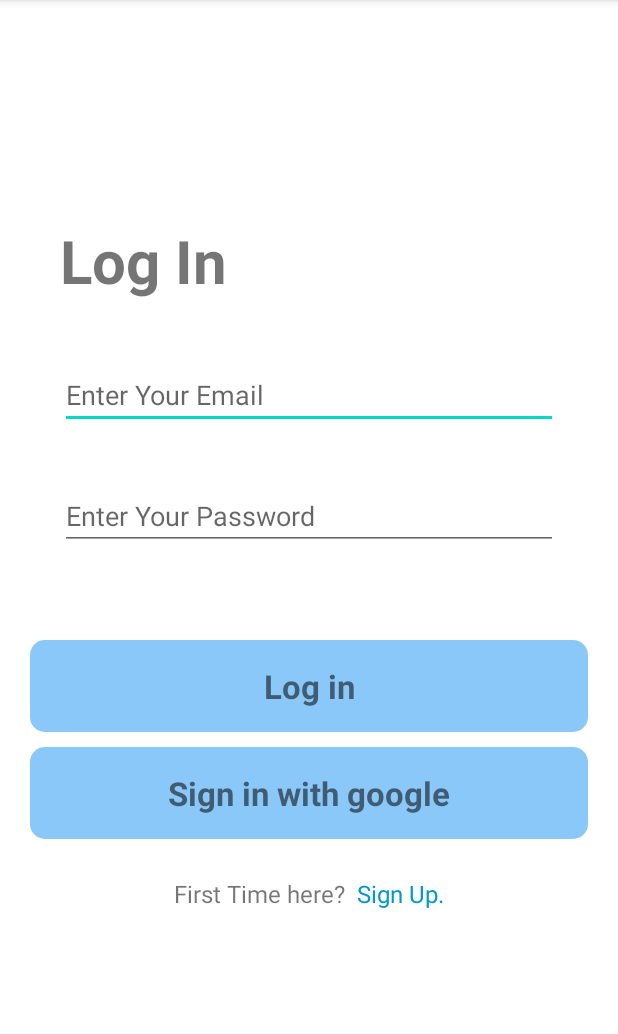
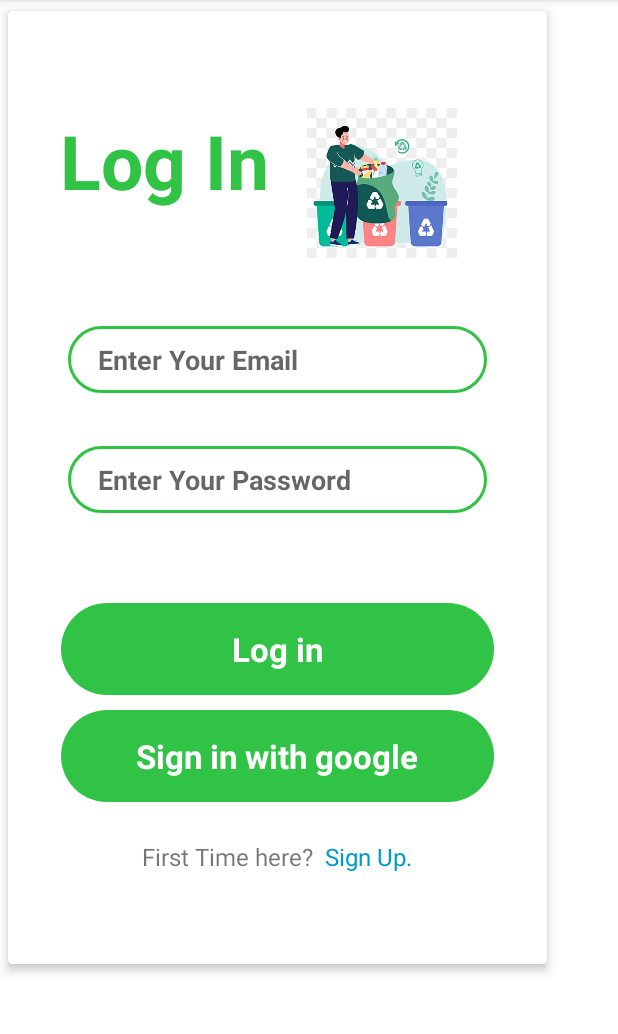
Before and after one commit to maxthoneml/HP10-NITS, an Android app: the screen it shows after launch (MainActivity), on a phone screen of 412 x 824 dp, the part 84-1118 px from its top. Run offline under Robolectric (Android 15) with nearby library versions, the phone set to English and light mode, and no system bars; our stand-ins replace Firebase (no records; nobody signed in at launch, a user with empty details on screens opened directly).

Commit message:
Login Page Modified

```diff
--- a/app/src/main/res/drawable/button_background_login.xml
+++ b/app/src/main/res/drawable/button_background_login.xml
@@ -2,12 +2,11 @@
 <shape android:shape="rectangle" xmlns:android="http://schemas.android.com/apk/res/android">
 
     <solid
-        android:color="#862196F3"
+        android:color="#30c346"
         />
 
-    <corners
-        android:radius="10dp"
-        />
+    <corners android:radius="70dp" />
+
 
     <padding
         android:bottom="16dp"
--- a/app/src/main/res/drawable/input_bg.xml
+++ b/app/src/main/res/drawable/input_bg.xml
@@ -2,12 +2,10 @@
 <shape android:shape="rectangle" xmlns:android="http://schemas.android.com/apk/res/android">
 
     <stroke
-        android:width="1dp"
-        android:color="?attr/colorOnPrimary"
+        android:width="2dp"
         />
-    <corners
-        android:radius="2dp"
-        />
+    <corners android:radius="70dp" />
+    <stroke android:color="#30c346" android:width="2dp" />
     <padding
         android:bottom="20dp"
         android:left="15dp"
--- a/app/src/main/res/layout/activity_main.xml
+++ b/app/src/main/res/layout/activity_main.xml
@@ -6,6 +6,20 @@
     android:layout_height="match_parent"
     tools:context=".MainActivity">
 
+    <androidx.cardview.widget.CardView
+        android:layout_width="370dp"
+        android:layout_height="650dp"
+        app:cardCornerRadius="3dp"
+        app:cardElevation="4dp"
+        app:cardUseCompatPadding="true"
+        app:layout_constraintBottom_toBottomOf="parent"
+        app:layout_constraintEnd_toEndOf="parent"
+        app:layout_constraintHorizontal_bias="0.609"
+        app:layout_constraintStart_toStartOf="parent"
+        app:layout_constraintTop_toTopOf="parent"
+        app:layout_constraintVertical_bias="0.493">
+
+
         <ScrollView
             android:layout_width="match_parent"
             android:layout_height="wrap_content"
@@ -13,50 +27,49 @@
             app:layout_constraintEnd_toEndOf="parent"
             app:layout_constraintStart_toStartOf="parent"
             app:layout_constraintTop_toTopOf="parent">
+
             <LinearLayout
                 android:layout_width="match_parent"
                 android:layout_height="wrap_content"
+                android:layout_marginTop="40dp"
                 android:minWidth="100dp"
                 android:minHeight="100dp"
                 android:orientation="vertical"
-            android:padding="20dp">
+                android:padding="20dp"
+                android:paddingTop="30dp">
+
+                <LinearLayout
+                    android:layout_width="match_parent"
+                    android:layout_height="150dp"
+                    android:layout_marginTop="-20dp"
+                    android:layout_marginBottom="20dp"
+
+                    android:gravity="center"
+                    android:orientation="horizontal">
 
                     <TextView
                         android:layout_width="wrap_content"
                         android:layout_height="wrap_content"
+                        android:layout_constraintBottom_toBottomOf="parent"
+                        android:layout_constraintEnd_toEndOf="parent"
+                        android:layout_constraintStart_toStartOf="parent"
+                        android:layout_constraintTop_toTopOf="parent"
+                        android:layout_marginTop="30dp"
+                        android:layout_marginBottom="40dp"
+                        android:paddingTop="-50dp"
+                        android:paddingBottom="10dp"
                         android:text="Log In"
-                android:textSize="40sp"
-                android:layout_marginBottom="40dp"
-                android:layout_marginStart="20dp"
-                android:textStyle="bold"/>
+                        android:textColor="#30c346"
+                        android:textSize="50sp"
+                        android:textStyle="bold" />
 
-            <LinearLayout
-                android:layout_width="match_parent"
-                android:layout_height="wrap_content"
-                android:orientation="vertical"
-                android:layout_marginStart="20dp"
-                android:layout_marginEnd="20dp"
-                android:layout_marginBottom="5dp">
+                    <ImageView
+                        android:layout_width="150dp"
+                        android:layout_height="100dp"
+                        android:src="@drawable/img2"
 
-                <EditText
-                    android:id="@+id/login_email"
-                    android:layout_width="match_parent"
-                    android:layout_height="wrap_content"
-                    android:hint="Enter Your Email"
-                    android:inputType="textEmailAddress"
-                    android:textColor="@color/white"
                         />
-                <TextView
-                    android:id="@+id/login_email_error_text"
-                    android:layout_width="match_parent"
-                    android:layout_height="wrap_content"
-                    android:text="Enter Email"
-                    android:gravity="center"
-                    android:padding="5dp"
-                    android:textStyle="bold"
-                    android:visibility="invisible"
-                    android:textColor="@android:color/holo_red_light"
-                    />
+
                 </LinearLayout>
 
                 <LinearLayout
@@ -64,28 +77,80 @@
                     android:layout_height="wrap_content"
                     android:layout_marginStart="20dp"
                     android:layout_marginEnd="20dp"
-                android:orientation="vertical"
-                android:layout_marginBottom="30dp">
+                    android:layout_marginBottom="5dp"
+                    android:orientation="vertical">
+
+                    <EditText
+                        android:id="@+id/login_email"
+                        android:layout_width="match_parent"
+                        android:layout_height="wrap_content"
+                        android:autofillHints=""
+                        android:background="@drawable/input_bg"
+                        android:drawablePadding="10dp"
+                        android:ems="10"
+                        android:hint="Enter Your Email"
+                        android:inputType="textEmailAddress"
+                        android:paddingLeft="20dp"
+                        android:paddingTop="10dp"
+                        android:paddingRight="10dp"
+                        android:paddingBottom="10dp"
+                        android:textStyle="bold"
+                        app:layout_constraintEnd_toEndOf="parent"
+                        app:layout_constraintStart_toStartOf="parent"
+                        app:layout_constraintTop_toBottomOf="@+id/textView" />
+
+                    <TextView
+                        android:id="@+id/login_email_error_text"
+                        android:layout_width="match_parent"
+                        android:layout_height="wrap_content"
+                        android:gravity="center"
+                        android:padding="5dp"
+                        android:text="Enter Email"
+                        android:textColor="@android:color/holo_red_light"
+                        android:textStyle="bold"
+                        android:visibility="invisible" />
+                </LinearLayout>
+
+                <LinearLayout
+                    android:layout_width="match_parent"
+                    android:layout_height="wrap_content"
+                    android:layout_marginStart="20dp"
+                    android:layout_marginEnd="20dp"
+                    android:layout_marginBottom="30dp"
+                    android:orientation="vertical">
 
                     <EditText
                         android:id="@+id/login_password"
                         android:layout_width="match_parent"
                         android:layout_height="wrap_content"
+                        android:autofillHints=""
+                        android:background="@drawable/input_bg"
+                        android:drawablePadding="10dp"
+                        android:ems="10"
                         android:hint="Enter Your Password"
-                    android:textColor="@color/white"
                         android:inputType="textPassword"
+                        android:paddingLeft="20dp"
+                        android:paddingTop="10dp"
+                        android:paddingRight="10dp"
+                        android:paddingBottom="10dp"
+                        android:textColor="#808080"
+                        android:textStyle="bold"
+                        app:layout_constraintEnd_toEndOf="parent"
+                        app:layout_constraintStart_toStartOf="parent"
+                        app:layout_constraintTop_toBottomOf="@+id/textView"
+
                         />
+
                     <TextView
                         android:id="@+id/login_password_error_text"
                         android:layout_width="match_parent"
                         android:layout_height="wrap_content"
-                    android:text="Enter Password"
                         android:gravity="center"
                         android:padding="5dp"
+                        android:text="Enter Password"
+                        android:textColor="@android:color/holo_red_light"
                         android:textStyle="bold"
-                    android:visibility="invisible"
-                    android:textColor="@android:color/holo_red_light"
-                    />
+                        android:visibility="invisible" />
                 </LinearLayout>
 
 
@@ -93,30 +158,35 @@
                     android:id="@+id/login_btn"
                     android:layout_width="match_parent"
                     android:layout_height="wrap_content"
-                android:text="Log in"
+                    android:layout_marginStart="15dp"
+                    android:layout_marginEnd="15dp"
+                    android:background="@drawable/button_background_login"
                     android:gravity="center"
-                android:background="@drawable/button_background_login"
-                android:textStyle="bold"
-                android:textSize="22sp"
                     android:paddingStart="10dp"
                     android:paddingEnd="10dp"
+                    android:text="Log in"
+                    android:textColor="@color/white"
+                    android:textSize="22sp"
+                    android:textStyle="bold"
+
                     />
-
 
 
                 <TextView
                     android:id="@+id/google_sign_in_btn"
                     android:layout_width="match_parent"
                     android:layout_height="wrap_content"
-                android:text="Sign in with google"
+                    android:layout_marginStart="15dp"
+                    android:layout_marginTop="10dp"
+                    android:layout_marginEnd="15dp"
+                    android:background="@drawable/button_background_login"
                     android:gravity="center"
-                android:background="@drawable/button_background_login"
-                android:textStyle="bold"
-                android:textSize="22sp"
                     android:paddingStart="10dp"
                     android:paddingEnd="10dp"
-                android:layout_marginTop="10dp"
-                />
+                    android:text="Sign in with google"
+                    android:textColor="@color/white"
+                    android:textSize="22sp"
+                    android:textStyle="bold" />
 
 
                 <LinearLayout
@@ -124,24 +194,22 @@
                     android:layout_height="wrap_content"
                     android:layout_marginTop="25dp"
                     android:layout_marginBottom="15dp"
-                android:gravity="center"
-                >
+                    android:gravity="center">
 
                     <TextView
                         android:layout_width="wrap_content"
                         android:layout_height="wrap_content"
                         android:text="First Time here? "
-                    android:textSize="16sp"
-                    />
+                        android:textSize="16sp" />
+
                     <TextView
                         android:id="@+id/sign_up_nav"
                         android:layout_width="wrap_content"
                         android:layout_height="wrap_content"
+                        android:onClick="signUpNavigate"
                         android:text=" Sign Up."
-                    android:textSize="16sp"
                         android:textColor="@android:color/holo_blue_dark"
-                    android:onClick="signUpNavigate"
-                    />
+                        android:textSize="16sp" />
 
                 </LinearLayout>
 
@@ -149,4 +217,7 @@
         </ScrollView>
 
 
+    </androidx.cardview.widget.CardView>
+
+
 </androidx.constraintlayout.widget.ConstraintLayout>
```
Also changed, not shown: app/src/main/res/drawable/img2.png (added). Lines whose indentation alone changed are shown as unchanged.
